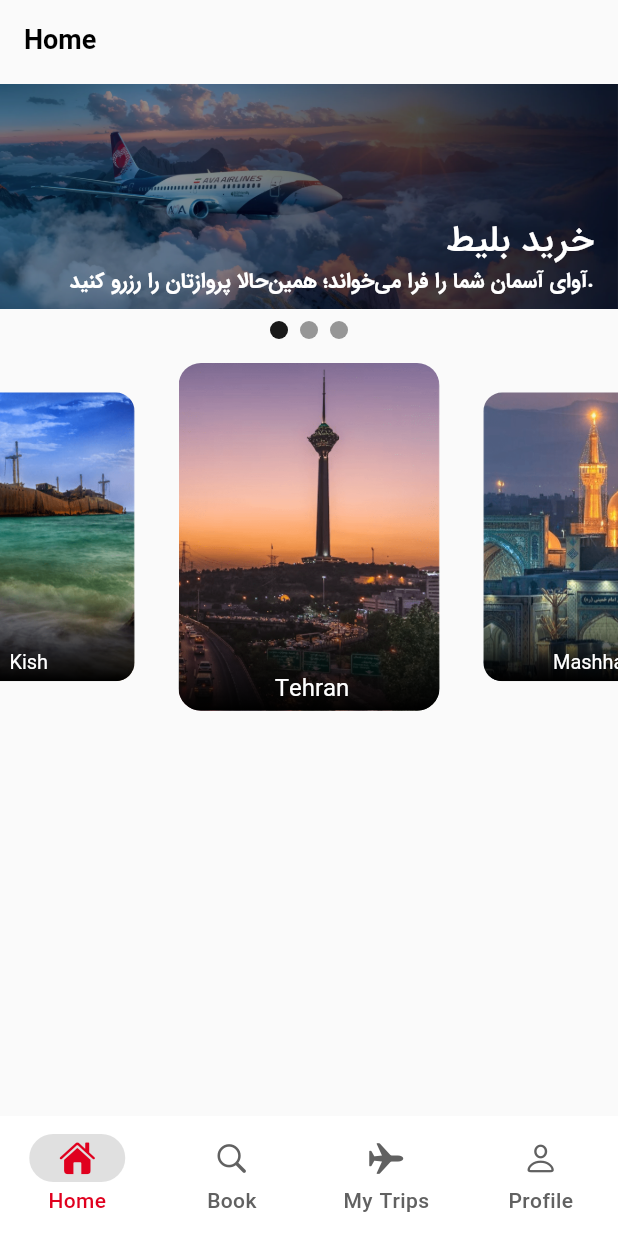
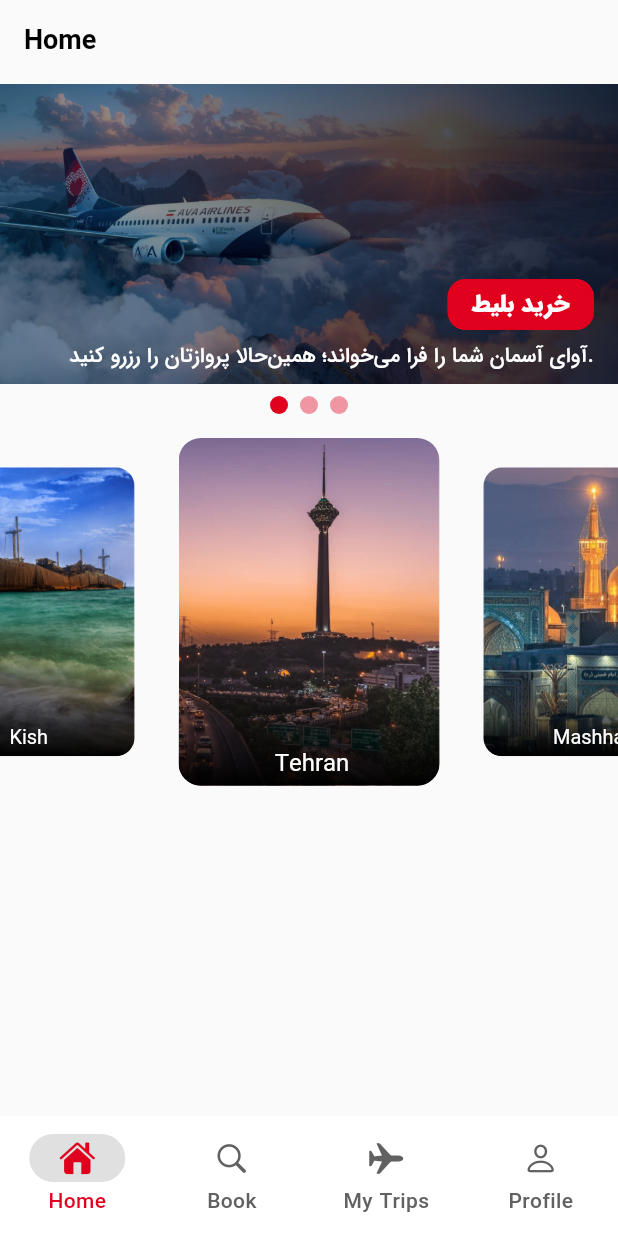
Before and after one commit to AmirhosseinSoleimani/ava_airline, a Flutter app: the screen it shows after launch, on a phone screen of 412 x 824 dp. Run offline on Flutter 3.47's test engine with Material 3 defaults, Android fonts, the light colour scheme and no system bars; drawn by our look-alikes of carousel_slider; our stand-ins replace equatable, flutter_bloc, flutter_spinkit, flutter_svg, go_router; generated files the repository leaves out were written again.

Commit message:
card ui changes

```diff
--- a/lib/src/features/home/domain/entities/carousel_entity.dart
+++ b/lib/src/features/home/domain/entities/carousel_entity.dart
@@ -1,6 +1,7 @@
 class Carousel{
+  final int id;
   final String title;
   final String description;
   final String assetPath;
-  const Carousel({required this.title, required this.description,required this.assetPath});
+  const Carousel({required this.id,required this.title, required this.description,required this.assetPath});
 }
--- a/lib/src/features/home/presentation/pages/mobile/home_page_mobile.dart
+++ b/lib/src/features/home/presentation/pages/mobile/home_page_mobile.dart
@@ -27,18 +27,26 @@ class _HomePageMobileState extends State<HomePageMobile> {
 
   final carousels = [
     const Carousel(
-        title: 'خرید بلیط',
-        assetPath: 'assets/image/home_page/home_page.png',
-        description:
-            'آوای آسمان شما را فرا می‌خواند؛ همین‌حالا پروازتان را رزرو کنید.'),
+      id: 1,
+      title: 'خرید بلیط',
+      assetPath: 'assets/image/home_page/home_page.png',
+      description:
+          'آوای آسمان شما را فرا می‌خواند؛ همین‌حالا پروازتان را رزرو کنید.',
+    ),
     const Carousel(
-        title: '',
-        assetPath: 'assets/image/home_page/home_page.png',
-        description: ''),
+      id: 2,
+      title: 'خرید بلیط',
+      assetPath: 'assets/image/home_page/home_page.png',
+      description:
+          'آوای آسمان شما را فرا می‌خواند؛ همین‌حالا پروازتان را رزرو کنید.',
+    ),
     const Carousel(
-        title: '',
-        assetPath: 'assets/image/home_page/home_page.png',
-        description: ''),
+      id: 3,
+      title: 'خرید بلیط',
+      assetPath: 'assets/image/home_page/home_page.png',
+      description:
+          'آوای آسمان شما را فرا می‌خواند؛ همین‌حالا پروازتان را رزرو کنید.',
+    ),
   ];
 
   @override
@@ -50,15 +58,18 @@ class _HomePageMobileState extends State<HomePageMobile> {
         body: Column(
           children: [
             CarouselSlider(
+              carouselController: _controller,
               items: carousels
                   .map(
-                    (e) => CarouselCard(carousel: e),
+                    (e) => CarouselCard(
+                      carousel: e,
+                    ),
                   )
                   .toList(),
               options: CarouselOptions(
                   autoPlay: true,
                   viewportFraction: 1,
-                  height: 150,
+                  height: 200,
                   onPageChanged: (index, reason) {
                     setState(() {
                       _current = index;
@@ -73,13 +84,12 @@ class _HomePageMobileState extends State<HomePageMobile> {
                   child: Container(
                     width: 12,
                     height: 12,
-                    margin: const EdgeInsets.symmetric(vertical: 8, horizontal: 4),
+                    margin:
+                        const EdgeInsets.symmetric(vertical: 8, horizontal: 4),
                     decoration: BoxDecoration(
                         shape: BoxShape.circle,
-                        color: (Theme.of(context).brightness == Brightness.dark
-                            ? Colors.white
-                            : Colors.black)
-                            .withOpacity(_current == entry.key ? 0.9 : 0.4)),
+                        color: (Theme.of(context).colorScheme.primary)
+                            .withOpacity(_current == entry.key ? 1 : 0.4)),
                   ),
                 );
               }).toList(),
--- a/lib/src/features/home/presentation/pages/mobile/widgets/carousel_card.dart
+++ b/lib/src/features/home/presentation/pages/mobile/widgets/carousel_card.dart
@@ -15,7 +15,8 @@ class CarouselCard extends StatelessWidget {
             Expanded(
               child: Image.asset(
                 carousel.assetPath,
-                fit: BoxFit.fill,
+                height: 200,
+                fit: BoxFit.fitHeight,
               ),
             ),
           ],
@@ -30,18 +31,25 @@ class CarouselCard extends StatelessWidget {
               crossAxisAlignment: CrossAxisAlignment.end,
               mainAxisAlignment: MainAxisAlignment.end,
               children: [
-                Text(
-                  carousel.title,
-                  style: Theme.of(context)
-                      .textTheme
-                      .headlineMedium!
-                      .copyWith(color: Theme.of(context).colorScheme.onPrimary),
+                Container(
+                  decoration:carousel.id==1? BoxDecoration(color: Theme.of(context).colorScheme.primary,
+                  borderRadius: BorderRadius.circular(12),
+                  ) : null,
+                  padding: carousel.id==1? const EdgeInsets.symmetric(vertical:8,horizontal: 16): EdgeInsets.zero,
+                  child: Text(
+                    carousel.title,
+                    style: Theme.of(context)
+                        .textTheme
+                        .displayLarge!
+                        .copyWith(color: Theme.of(context).colorScheme.onPrimary,fontWeight: FontWeight.w900),
+                  ),
                 ),
+                 const SizedBox(height: 8,),
                  Text(
                     carousel.description,
                     maxLines: 2,
                     overflow: TextOverflow.ellipsis,
-                    style: Theme.of(context).textTheme.bodyLarge!.copyWith(
+                    style: Theme.of(context).textTheme.bodyMedium!.copyWith(
                         color: Theme.of(context).colorScheme.onPrimary),
                   ),
 
```
